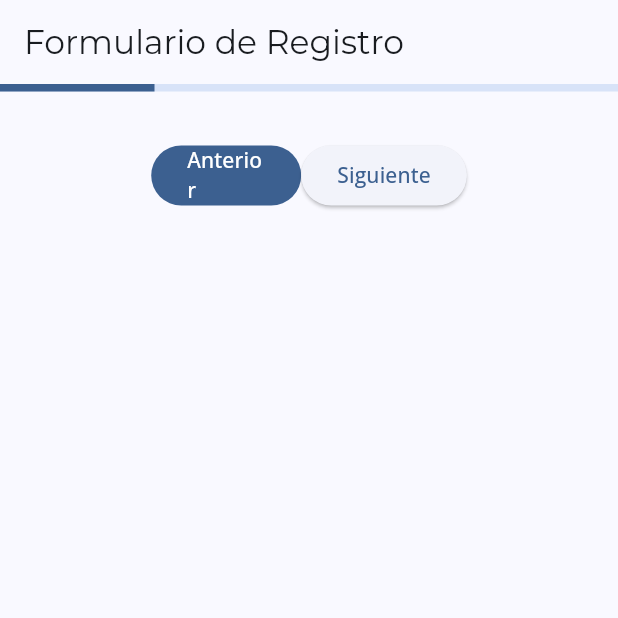
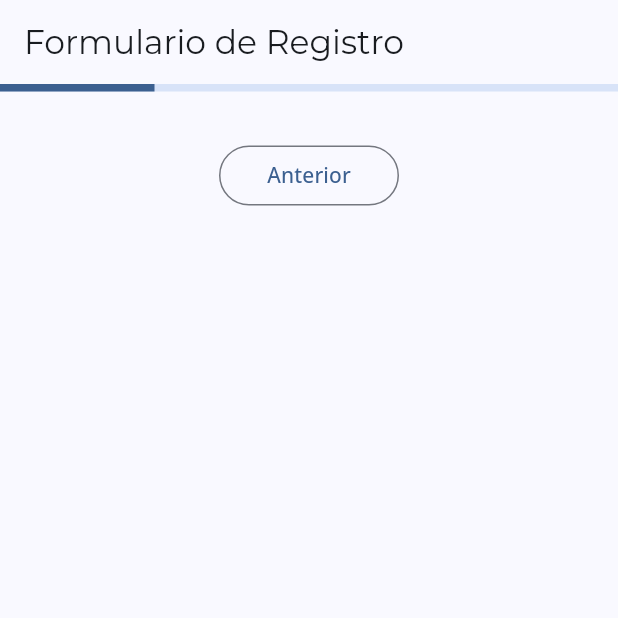
Before and after one commit to RazFernandez/club_steam_app, a Flutter app: the screen it shows after launch, on a phone screen of 412 x 824 dp, the top half of it. Run offline on Flutter 3.47's test engine with Material 3 defaults, Android fonts, the phone set to English and light mode, and no system bars; our stand-ins replace cloud_firestore, firebase_auth, firebase_core, firebase_crashlytics, fluttertoast, google_fonts and 1 more; accounts and stored records are empty.

Commit message:
Sizable widget updated, now it has different types of buttons

```diff
--- a/lib/views/login_workflow/registration_email/registration_view.dart
+++ b/lib/views/login_workflow/registration_email/registration_view.dart
@@ -42,9 +42,13 @@ class _RegisterFormViewState extends State<RegisterFormView> {
               Row(
                 mainAxisAlignment: MainAxisAlignment.center,
                 children: [
-                  SizableButtom(onPressed: () {}, text: "Anterior", width: 100),
+                  SizableButton(
+                      onPressed: () {},
+                      text: "Anterior",
+                      width: 120,
+                      typeOfButton: ButtonType.outlinedButton)
                   //ElevatedButton(onPressed: () {}, child: Text('Anterior')),
-                  ElevatedButton(onPressed: () {}, child: Text('Siguiente'))
+                  //ElevatedButton(onPressed: () {}, child: Text('Siguiente'))
                 ],
               ),
             ],
--- a/lib/widgets/Buttons/sizableButtom.dart
+++ b/lib/widgets/Buttons/sizableButtom.dart
@@ -1,25 +1,46 @@
 import 'package:flutter/material.dart';
 
-class SizableButtom extends StatelessWidget {
+enum ButtonType {
+  elevatedButton,
+  filledButton,
+  outlinedButton,
+  textButton,
+}
+
+class SizableButton extends StatelessWidget {
   final VoidCallback onPressed;
   final String text;
   final double width;
+  final ButtonType typeOfButton;
 
-  const SizableButtom(
-      {super.key,
-      required this.onPressed,
-      required this.text,
-      required this.width,
-      required});
+  const SizableButton({
+    super.key,
+    required this.onPressed,
+    required this.text,
+    required this.width,
+    required this.typeOfButton,
+  });
 
   @override
   Widget build(BuildContext context) {
     return SizedBox(
       width: width,
-      child: FilledButton(
-        onPressed: onPressed,
-        child: Text(text),
-      ),
+      child: _buildButton(),
     );
   }
+
+  Widget _buildButton() {
+    switch (typeOfButton) {
+      case ButtonType.elevatedButton:
+        return ElevatedButton(onPressed: onPressed, child: Text(text));
+      case ButtonType.filledButton:
+        return FilledButton(onPressed: onPressed, child: Text(text));
+      case ButtonType.outlinedButton:
+        return OutlinedButton(onPressed: onPressed, child: Text(text));
+      case ButtonType.textButton:
+        return TextButton(onPressed: onPressed, child: Text(text));
+      default:
+        return ElevatedButton(onPressed: onPressed, child: Text(text));
+    }
+  }
 }
--- a/lib/widgets/Forms/loginForms.dart
+++ b/lib/widgets/Forms/loginForms.dart
@@ -79,12 +79,13 @@ class _LoginFormState extends State<LoginForm> {
             validator: (value) => isValidPassword(value),
           ),
           SizedBox(height: 24),
-          SizableButtom(
+          SizableButton(
             onPressed: () {
               _submitForm(context);
             },
             text: "Iniciar Sesión",
             width: 250,
+            typeOfButton: ButtonType.filledButton,
           ),
         ],
       ),
--- a/lib/widgets/Forms/registerForm.dart
+++ b/lib/widgets/Forms/registerForm.dart
@@ -247,13 +247,13 @@ class _RegisterFormState extends State<RegisterForm> {
                   userFormData.passwordController.text,
                   userFormData.confirmPasswordController.text)),
           SizedBox(height: 24),
-          SizableButtom(
-            onPressed: () {
-              _submitForm(context);
-            },
-            text: "Crear Cuenta",
-            width: 250,
-          ),
+          SizableButton(
+              onPressed: () {
+                _submitForm(context);
+              },
+              text: "Crear Cuenta",
+              width: 250,
+              typeOfButton: ButtonType.outlinedButton),
         ],
       ),
     );
```
